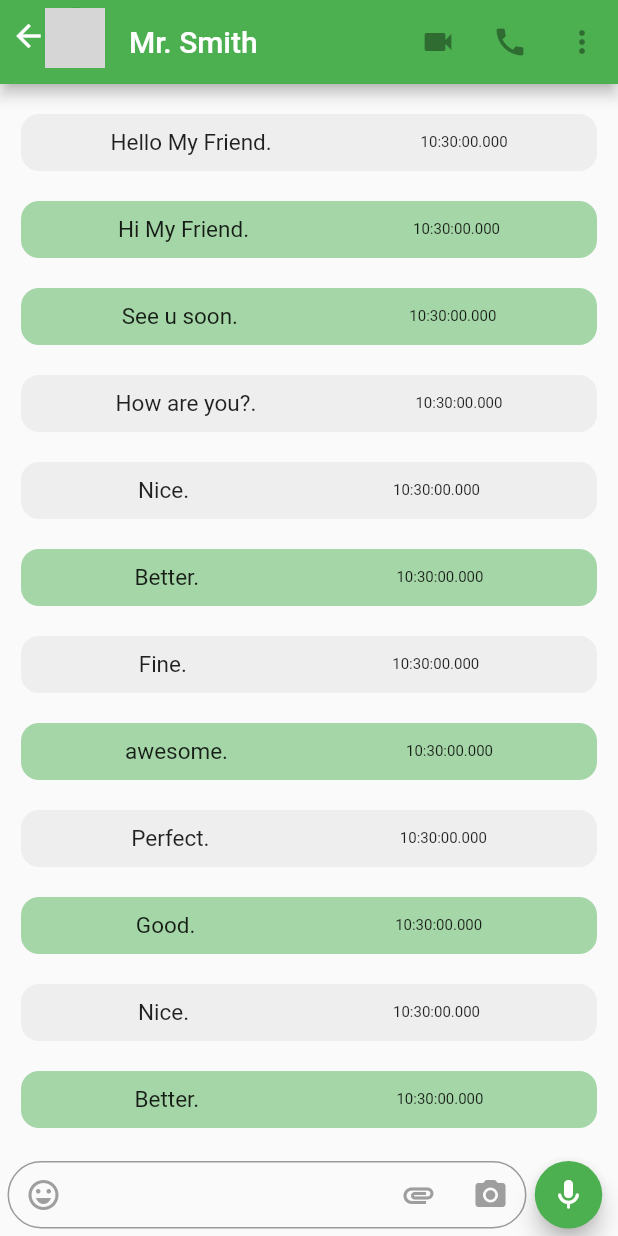
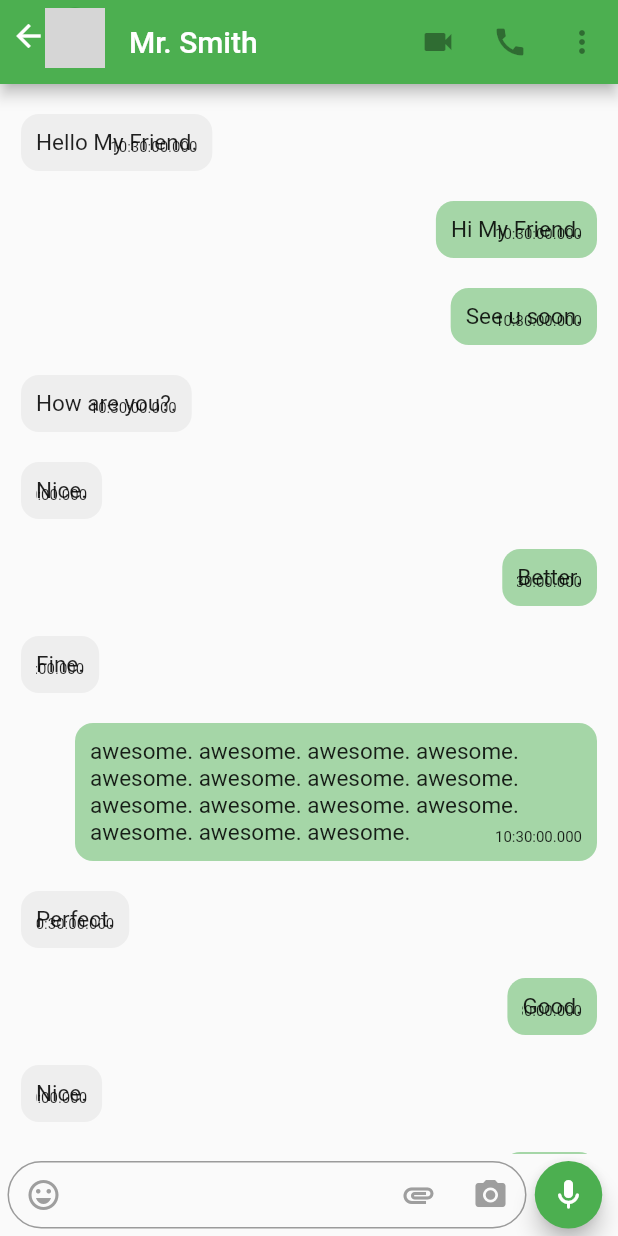
Before and after one commit to 20sw084/whatsapp-clone, a Flutter app: the ChatScreen screen opened directly, on a phone screen of 412 x 824 dp. Run offline on Flutter 3.47's test engine with Material 2 defaults, Android fonts, the phone set to English and light mode, and no system bars; network calls fail; grey boxes are pictures that could not be loaded.

Commit message:
2nd commit

```diff
--- a/lib/screens/chat_screen.dart
+++ b/lib/screens/chat_screen.dart
@@ -17,13 +17,13 @@ class ChatScreen extends StatelessWidget {
       Message(text: "Nice.", date: DateTime.now(), isSentByMe: true),
       Message(text: "Better.", date: DateTime.now(), isSentByMe: false),
       Message(text: "Fine.", date: DateTime.now(), isSentByMe: true),
-      Message(text: "awesome.", date: DateTime.now(), isSentByMe: false),
+      Message(text: "awesome. awesome. awesome. awesome. awesome. awesome. awesome. awesome. awesome. awesome. awesome. awesome. awesome. awesome. awesome. ", date: DateTime.now(), isSentByMe: false),
       Message(text: "Perfect.", date: DateTime.now(), isSentByMe: true),
       Message(text: "Good.", date: DateTime.now(), isSentByMe: false),
       Message(text: "Nice.", date: DateTime.now(), isSentByMe: true),
       Message(text: "Better.", date: DateTime.now(), isSentByMe: false),
       Message(text: "Fine.", date: DateTime.now(), isSentByMe: true),
-      Message(text: "awesome.", date: DateTime.now(), isSentByMe: false),
+      Message(text: "awesome. awesome. awesome. awesome. awesome. awesome. awesome. awesome. awesome. awesome. awesome. awesome. awesome. awesome. awesome. ", date: DateTime.now(), isSentByMe: true),
       Message(text: "Perfect.", date: DateTime.now(), isSentByMe: true),
       Message(text: "Good.", date: DateTime.now(), isSentByMe: false),
       Message(text: "Bye, My Friend.", date: DateTime.now(), isSentByMe: true),
@@ -120,7 +120,8 @@ class ChatScreen extends StatelessWidget {
             ),
           ],
         ),
-        body: ListView.builder(
+        body: SingleChildScrollView(
+          child: ListView.builder(
               itemCount: messages.length,
               shrinkWrap: true,
               padding: EdgeInsets.only(top: 10, bottom: 10),
@@ -130,7 +131,7 @@ class ChatScreen extends StatelessWidget {
                 String _t = _sd.last;
                 return Container(
                   padding:
-                    EdgeInsets.only(left: 14, right: 14, top: 10, bottom: 10),
+                      EdgeInsets.only(left: (messages[index].isSentByMe)?14:50, right: (messages[index].isSentByMe)?50:14, top: 10, bottom: 10),
                   child: Align(
                     alignment: (messages[index].isSentByMe
                         ? Alignment.topLeft
@@ -143,16 +144,20 @@ class ChatScreen extends StatelessWidget {
                             : Colors.green[200]),
                       ),
                       padding: EdgeInsets.all(10),
-                    child: Row(
-                      mainAxisAlignment: MainAxisAlignment.spaceAround,
+                      child: Stack(
+                        textDirection: TextDirection.rtl,
                         children: [
                           Text(
+                            maxLines: 25,
                             messages[index].text,
                             style: TextStyle(fontSize: 15),
                           ),
-                        Text(
+                          Positioned(
+                            bottom: 0,
+                            child: Text(
                               _t,
                               style: TextStyle(fontSize: 10),
+                            ),
                           ),
                         ],
                       ),
@@ -164,6 +169,7 @@ class ChatScreen extends StatelessWidget {
                 );
               }),
         ),
+      ),
     );
   }
 }
```
Lines whose indentation alone changed are shown as unchanged.
